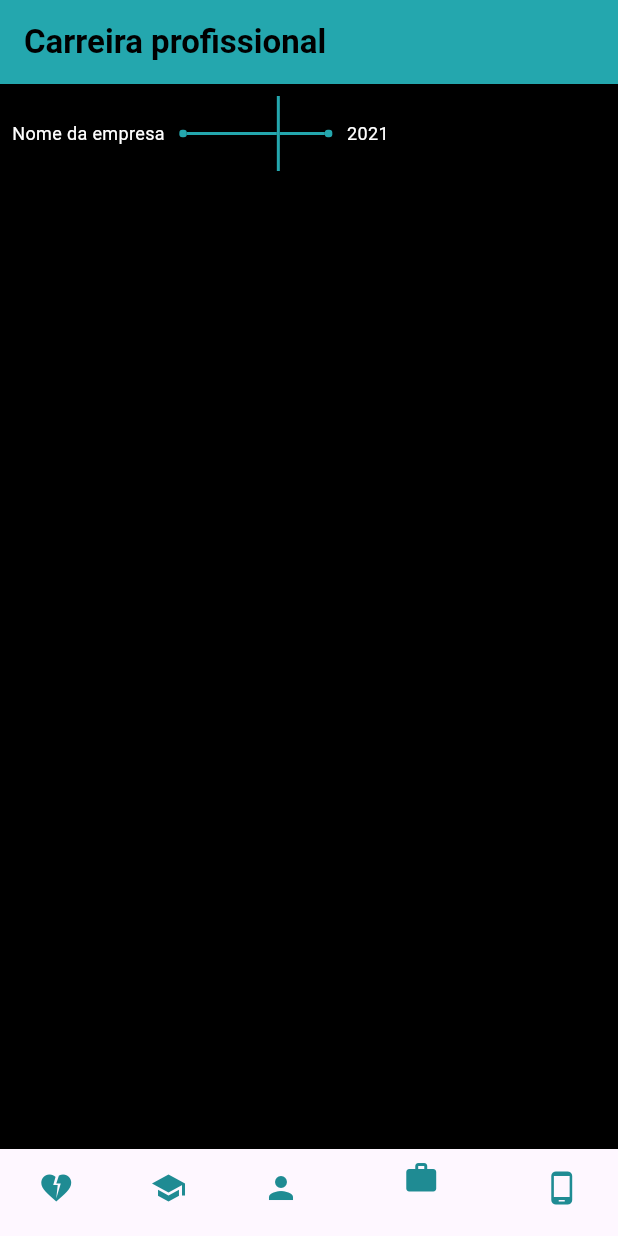
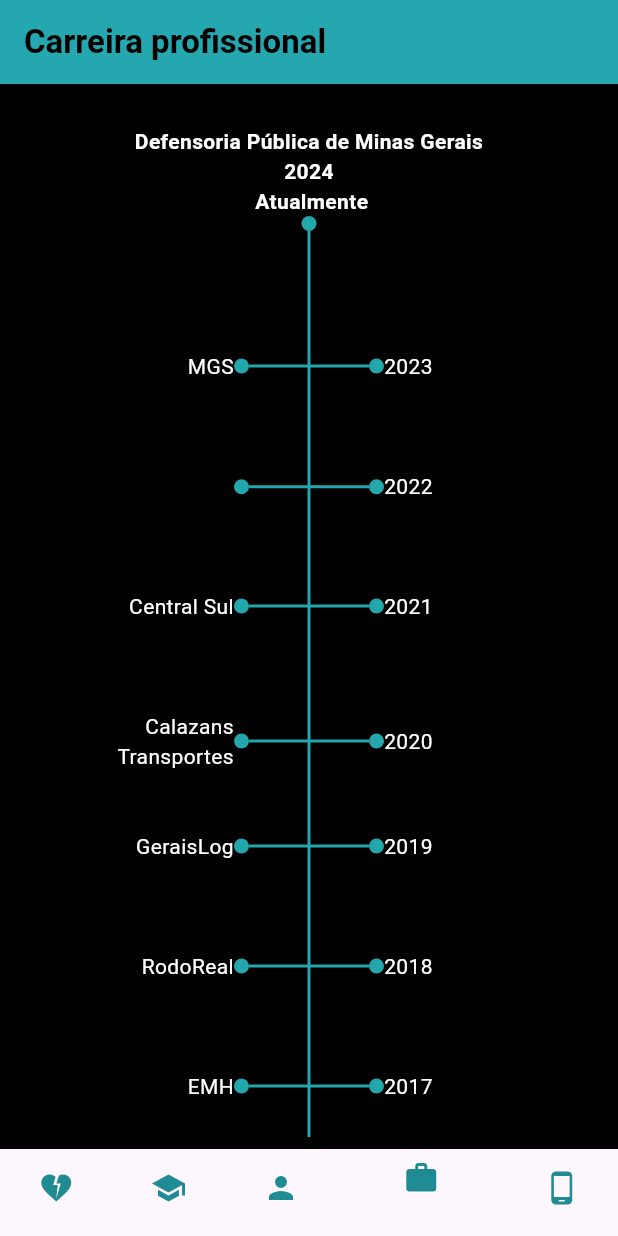
Before and after one commit to SabrinaVailante/sabrina_portifolio_app, a Flutter app: the screen it shows after launch, item 4 of the bottom bar chosen, on a phone screen of 412 x 824 dp. Run offline on Flutter 3.47's test engine with Material 3 defaults, Android fonts, the phone set to English and light mode, and no system bars; our stand-ins replace flutter_markdown, lottie.

Commit message:
fea(Carrerjourney): Cria o esboço da linha do tempo de trabalhos.

```diff
--- a/lib/sabrina_portifolio_app/feature/career_journey/view/career_journey_view.dart
+++ b/lib/sabrina_portifolio_app/feature/career_journey/view/career_journey_view.dart
@@ -22,72 +22,147 @@
       ),
       body: Padding(
         padding: const EdgeInsets.all(8.0),
-        child: Row(
-          children: [
-            Text("Nome da empresa   ",
-                style: TextStyle(color: Colors.white, fontSize: 12)),
-            Container(
-              height: 5,
-              width: 5,
-              decoration: const BoxDecoration(
-                color: Color.fromRGBO(36, 167, 174, 1.0),
-                borderRadius: BorderRadius.all(Radius.circular(2)),
-              ),
-            ),
-            Container(
-              height: 2,
-              width: 60,
-              decoration: const BoxDecoration(
-                color: Color.fromRGBO(36, 167, 174, 1.0),
-              ),
-            ),
-            Container(
-              height: 50,
-              width: 2,
-              decoration: const BoxDecoration(
-                color: Color.fromRGBO(36, 167, 174, 1.0),
-              ),
-            ),
-            Container(
-              height: 2,
-              width: 30,
-              decoration: const BoxDecoration(
-                color: Color.fromRGBO(36, 167, 174, 1.0),
-              ),
-            ),
-            Container(
-              height: 5,
-              width: 5,
-              decoration: const BoxDecoration(
-                color: Color.fromRGBO(36, 167, 174, 1.0),
-                borderRadius: BorderRadius.all(Radius.circular(2)),
-              ),
-            ),
-            Text("   2021",
-                style: TextStyle(color: Colors.white, fontSize: 12)),
-          ],
+        child: SingleChildScrollView(
+          child: Column(
+            children: [
+              _buildTimeLine(),
+            ],
+          ),
         ),
       ),
     );
   }
 
-  Widget buildVerticalLine() {
-    return Container(
-      height: 50,
-      width: 2,
-      decoration: const BoxDecoration(
-        color: Color.fromRGBO(36, 167, 174, 1.0),
-      ),
+  Widget _buildTimeLine() {
+    return Column(
+      children: [
+        const SizedBox(height: 20),
+        _actualJob(),
+        _currentYear(),
+        _buildPoint(),
+        _buildVerticalLine(),
+        _buildItem(true, "MGS", "2023"),
+        _buildItem(true, "", "2022"),
+        _buildItem(true, "Central Sul", "2021"),
+        _buildItem(true, "Calazans Transportes", "2020"),
+        _buildItem(true, "GeraisLog", "2019"),
+        _buildItem(true, "RodoReal", "2018"),
+        _buildItem(true, "EMH", "2017"),
+        _buildItem(true, "Kriare", "2017"),
+        _buildItem(true, "WB Celulares", "2016"),
+        _buildItem(true, "HVS - High Voltage Solutions", "2014"),
+        _buildItem(true, "MGS", "2015"),
+        _buildItem(true, "MGS", "2014"),
+        _buildItem(true, "MGS", "2013"),
+        _buildItem(true, "MGS", "2012"),
+        _buildItem(true, "MGS", "2011"),
+        _buildItem(true, "MGS", "2010"),
+        _buildItem(true, "MGS", "2009"),
+        _buildItem(true, "MGS", "2008"),
+        _buildItem(true, "MGS", "2007"),
+        _buildItem(true, "MGS", "2006"),
+        _buildItem(true, "MGS", "2005"),
+        _buildItem(true, "MGS", "2004"),
+        _buildItem(true, "MGS", "2003"),
+        _buildItem(true, "MGS", "2002"),
+        _buildItem(true, "MGS", "2001"),
+        _buildItem(true, "MGS", "1999"),
+        _buildItem(true, "MGS", "1998"),
+        _buildItem(true, "MGS", "1997"),
+        _buildItem(true, "MGS", "1996"),
+        _buildItem(true, "MGS", "1995"),
+        _buildItem(true, "MGS", "1994"),
+        _buildItem(true, "MGS", "1993"),
+        _buildVerticalLine(),
+        _buildVerticalLine(),
+        _buildPoint(),
+      ],
     );
   }
-  Widget buildHorizontalLine() {
-    return Container(
-      height: 2,
-      width: 60,
-      decoration: const BoxDecoration(
-        color: Color.fromRGBO(36, 167, 174, 1.0),
+
+  Widget _actualJob() {
+    return const Text(
+      "Defensoria Pública de Minas Gerais",
+      textAlign: TextAlign.center,
+      style: TextStyle(
+          color: Color.fromRGBO(255, 255, 255, 1.0),
+          fontWeight: FontWeight.bold),
+    );
+  }
+
+  Widget _currentYear() {
+    return const Text(
+      "2024 \n Atualmente",
+      textAlign: TextAlign.center,
+      style: TextStyle(
+          color: Color.fromRGBO(255, 255, 255, 1.0),
+          fontWeight: FontWeight.bold),
+    );
+  }
+
+  Widget _buildPoint() {
+    return Center(
+      child: Container(
+        height: 10,
+        width: 10,
+        decoration: const BoxDecoration(
+          shape: BoxShape.circle,
+          color: Color.fromRGBO(36, 166, 173, 1.0),
+        ),
       ),
     );
   }
 
+  Widget _buildVerticalLine() {
+    return Center(
+      child: Container(
+        height: 80,
+        width: 2,
+        color: const Color.fromRGBO(36, 166, 173, 1.0),
+      ),
+    );
+  }
+
+  Widget _buildHorizontalLine(String companyName, String year) {
+    return Row(
+      mainAxisAlignment: MainAxisAlignment.center,
+      children: [
+        SizedBox(
+          width: 100,
+          child: Text(
+            companyName,
+            softWrap: true,
+            textAlign: TextAlign.end,
+            style: TextStyle(color: Color.fromRGBO(255, 255, 255, 1.0)),
+          ),
+        ),
+        _buildPoint(),
+        Container(
+          height: 2,
+          width: 80,
+          color: const Color.fromRGBO(36, 166, 173, 1.0),
+        ),
+        _buildPoint(),
+        SizedBox(
+          width: 100,
+          child: Text(
+            year,
+            textAlign: TextAlign.start,
+            style: TextStyle(color: Color.fromRGBO(255, 255, 255, 1.0)),
+          ),
+        ),
+      ],
+    );
+  }
+
+  Widget _buildItem(bool isJob, String? companyName, String year) {
+    return Container(
+      child: Stack(
+        children: [
+          _buildVerticalLine(),
+          _buildHorizontalLine(companyName!, year),
+        ],
+      ),
+    );
+  }
 }
```
